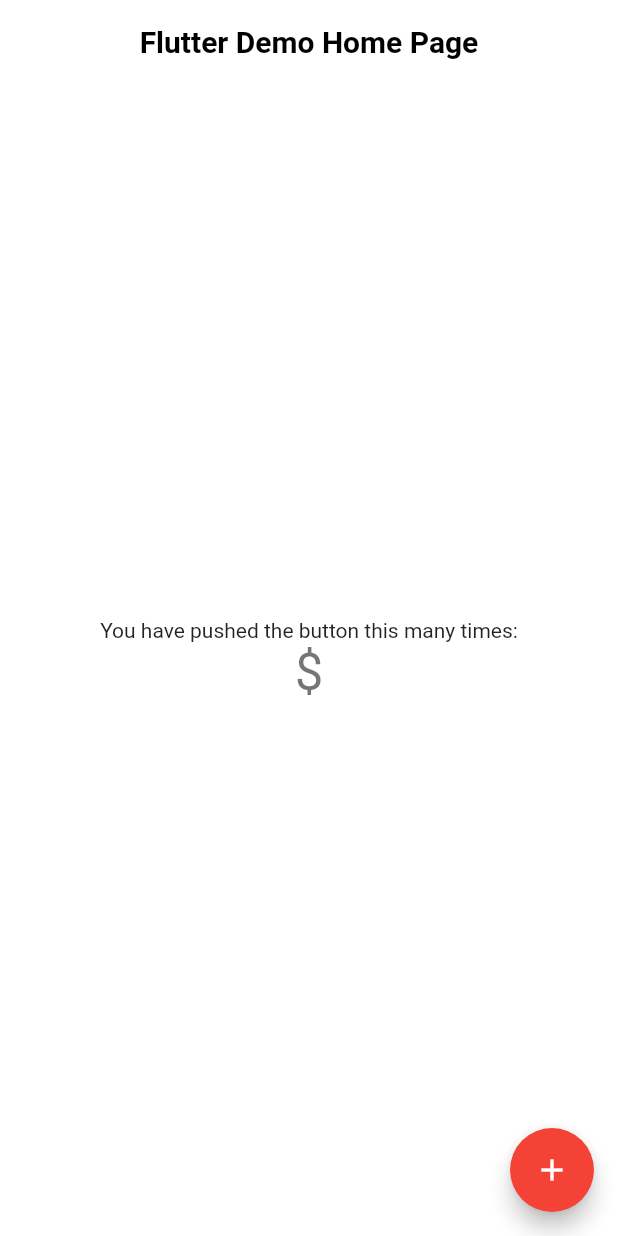
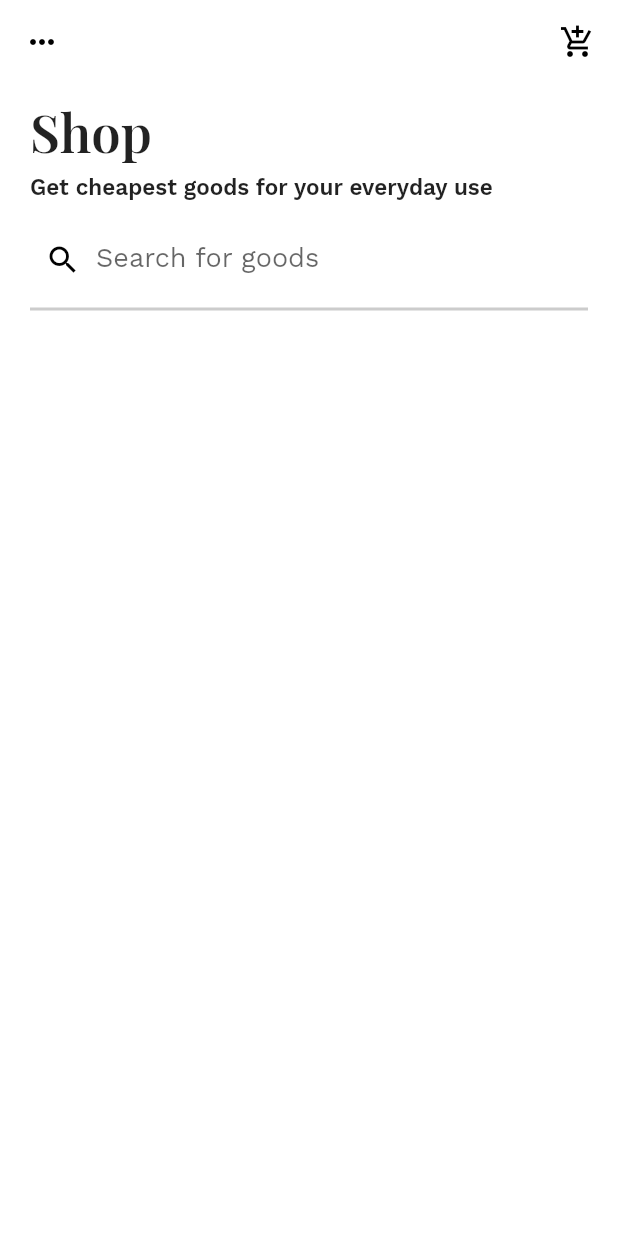
Before and after one commit to yogesh-aggarwal/medium-cart, a Flutter app: the screen it shows after launch, on a phone screen of 412 x 824 dp. Run offline on Flutter 3.47's test engine with Material 2 defaults, Android fonts, the phone set to English and light mode, and no system bars; our stand-ins replace google_fonts.

Commit message:
Added Searchbar on Home

```diff
--- a/lib/main.dart
+++ b/lib/main.dart
@@ -26,7 +26,9 @@ class Main extends StatelessWidget {
           ),
         ),
         canvasColor: Colors.white,
+        iconTheme: IconThemeData(color: Colors.black),
       ),
+      debugShowCheckedModeBanner: false,
       home: Home(),
     );
   }
--- a/lib/screens/home.dart
+++ b/lib/screens/home.dart
@@ -1,4 +1,10 @@
 import 'package:flutter/material.dart';
+import 'package:google_fonts/google_fonts.dart';
+import 'package:mediumcart/services/theme.dart';
+// import 'package:flutter_svg/flutter_svg.dart';
+// import 'package:outline_material_icons/outline_material_icons.dart';
+
+const EdgeInsetsGeometry contentPadding = EdgeInsets.symmetric(horizontal: 20);
 
 class Home extends StatefulWidget {
   @override
@@ -9,28 +15,91 @@ class _HomeState extends State<Home> {
   @override
   Widget build(BuildContext context) {
     return Scaffold(
+      drawer: Drawer(
+        child: Text("Hellow"),
+      ),
       appBar: AppBar(
-        title: Text("Flutter Demo Home Page"),
+        leading: GestureDetector(
+          onTap: () {},
+          child: Icon(
+            Icons.more_horiz,
+            color: Theme.of(context).iconTheme.color,
+          ),
+        ),
+        actions: [
+          Container(
+            margin: EdgeInsets.symmetric(horizontal: 15),
+            child: GestureDetector(
+              onTap: () {},
+              child: Icon(
+                Icons.add_shopping_cart,
+                color: Theme.of(context).iconTheme.color,
+              ),
+            ),
+          )
+        ],
       ),
-      body: Center(
-        child: Column(
-          mainAxisAlignment: MainAxisAlignment.center,
-          children: <Widget>[
-            Text(
-              'You have pushed the button this many times:',
+      body: Column(
+        children: [
+          Container(
+            padding: EdgeInsets.only(top: 8),
+            child: Container(
+              padding: contentPadding,
+              child: Column(
+                crossAxisAlignment: CrossAxisAlignment.start,
+                children: [
+                  Text(
+                    "Shop",
+                    style: GoogleFonts.playfairDisplay(
+                      fontSize: 35,
+                      fontWeight: FontWeight.w600,
+                    ),
+                  ),
+                  Container(
+                    margin: EdgeInsets.only(top: 5),
+                    child: Text(
+                      "Get cheapest goods for your everyday use",
+                      style: GoogleFonts.workSans(
+                        fontSize: 15,
+                        fontWeight: FontWeight.w600,
+                      ),
+                    ),
+                  ),
+                  Container(
+                    decoration: BoxDecoration(
+                      border: Border(
+                        bottom: BorderSide(
+                          color: LightTheme.borderColor,
+                          width: 2,
+                        ),
+                      ),
+                    ),
+                    margin: EdgeInsets.symmetric(vertical: 15),
+                    padding: EdgeInsets.only(bottom: 8),
+                    child: TextField(
+                      autocorrect: true,
+                      autofillHints: ["Hello", "World", "Hey!"],
+                      textInputAction: TextInputAction.search,
+                      cursorColor: Colors.black,
+                      style: GoogleFonts.workSans(fontSize: 18),
+                      decoration: InputDecoration(
+                        prefixIcon: Icon(
+                          Icons.search,
+                          color: Theme.of(context).iconTheme.color,
+                        ),
+                        focusedBorder: InputBorder.none,
+                        border: InputBorder.none,
+                        hintStyle: GoogleFonts.workSans(fontSize: 18),
+                        hintText: "Search for goods",
+                      ),
+                    ),
+                  )
+                ],
+              ),
             ),
-            Text(
-              '\$',
-              style: Theme.of(context).textTheme.headline4,
-            ),
-          ],
-        ),
+          )
+        ],
       ),
-      floatingActionButton: FloatingActionButton(
-        onPressed: () {},
-        tooltip: 'Increment',
-        child: Icon(Icons.add),
-      ), // This trailing comma makes auto-formatting nicer for build methods.
     );
   }
 }
--- /dev/null
+++ b/lib/services/theme.dart
@@ -0,0 +1,5 @@
+import 'package:flutter/material.dart';
+
+class LightTheme {
+  static const Color borderColor = Color(0xFFCCCCCC);
+}
```
Also changed, not shown: pubspec.yaml (+6 -9 lines), assets/images/icons/bag.svg (added), pubspec.lock.
